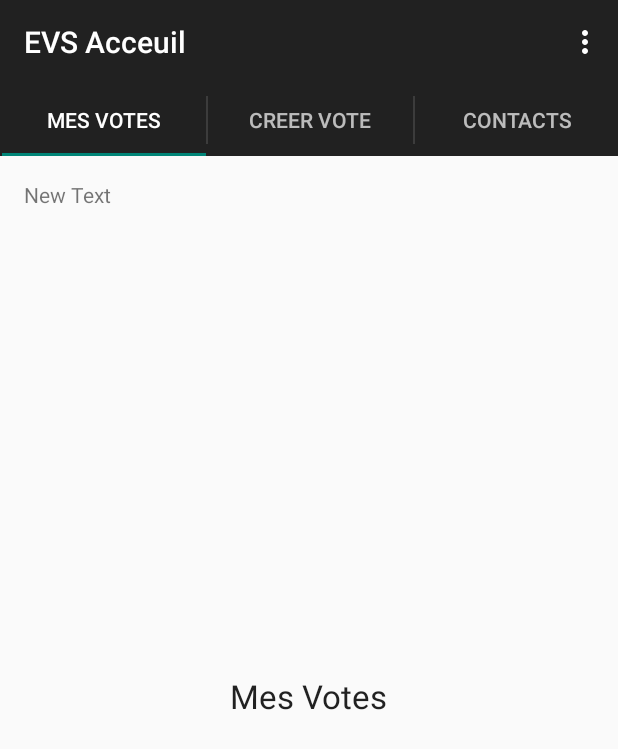
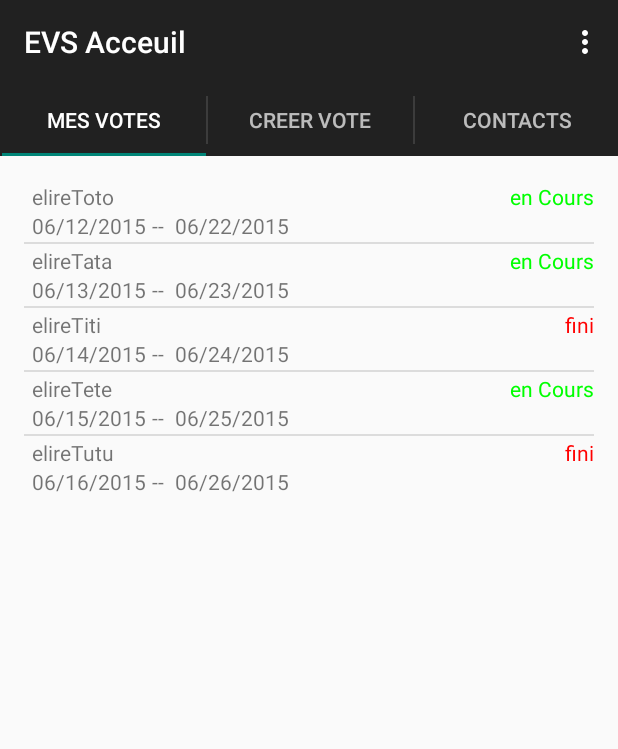
Before and after one commit to Smaylis13/ProjetM1, an Android app: the CHubMyVotesFragment screen opened directly, with no data from a screen before it, on a phone screen of 412 x 824 dp. Shown: the top 749 px of the screen. Run offline under Robolectric (Android 15) with nearby library versions, the phone set to English and light mode, and no system bars.

Commit message:
interface Mes Votes close #1402

```diff
--- a/Android/G3Vote/app/src/main/java/fr/univtln/m1dapm/g3/g3vote/Entite/CVote.java
+++ b/Android/G3Vote/app/src/main/java/fr/univtln/m1dapm/g3/g3vote/Entite/CVote.java
@@ -1,6 +1,11 @@
 package fr.univtln.m1dapm.g3.g3vote.Entite;
 
+import java.text.DateFormat;
+import java.text.SimpleDateFormat;
+import java.util.ArrayList;
+import java.util.Calendar;
 import java.util.Date;
+import java.util.GregorianCalendar;
 import java.util.List;
 
 /**
@@ -14,7 +19,7 @@ public class CVote {
 
     private String mDescription;
 
-    private int mStatut;
+    private boolean mStatut;
 
     private List<CRegle> mListRegle;
 
@@ -22,15 +27,78 @@ public class CVote {
 
     private List <CCandidat> mListCandidat;
 
-    private Date mDebut;
+    private GregorianCalendar mDebut;
 
-    private Date mFin;
+    private GregorianCalendar mFin;
+
+    private Date beginDate;
+    private Date endDate;
+
+    public Date getBeginDate() {
+        return beginDate;
+    }
+
+    public void setBeginDate(Date beginDate) {
+        this.beginDate = beginDate;
+    }
+
+    public Date getEndDate() {
+        return endDate;
+    }
+
+    public void setEndDate(Date endDate) {
+        this.endDate = endDate;
+    }
 
     private CResultat mResultat;
 
     public CVote(int mIdVote, String mNom) {
         this.mIdVote = mIdVote;
         this.mNom = mNom;
+    }
+    public CVote(int mIdVote, String mNom, boolean mStatut, GregorianCalendar mDebut, GregorianCalendar mFin){
+        this(mIdVote,mNom);
+        this.mStatut=mStatut;
+        this.mDebut=mDebut;
+        this.mFin=mFin;
+    }
+
+    public CVote(int mIdVote, String mNom, boolean mStatut, Date debut, Date fin){
+        this(mIdVote,mNom);
+        this.mStatut=mStatut;
+        this.beginDate = debut;
+        this.endDate = fin;
+    }
+    public String getmNom() {
+        return mNom;
+    }
+
+    public void setmNom(String mNom) {
+        this.mNom = mNom;
+    }
+
+    public boolean getmStatut() {
+        return mStatut;
+    }
+
+    public void setmStatut(boolean mStatut) {
+        this.mStatut = mStatut;
+    }
+
+    public GregorianCalendar getmDebut() {
+        return mDebut;
+    }
+
+    public void setmDebut(GregorianCalendar mDebut) {
+        this.mDebut = mDebut;
+    }
+
+    public GregorianCalendar getmFin() {
+        return mFin;
+    }
+
+    public void setmFin(GregorianCalendar mFin) {
+        this.mFin = mFin;
     }
 
     public List<CCandidat> getListCandidat() {
@@ -44,4 +112,34 @@ public class CVote {
     public List<CRegle> getRegles() {
         return mListRegle;
     }
+
+    public static ArrayList<CVote> getAListOfVote() {
+        ArrayList<CVote> listVote = new ArrayList<CVote>();//GregorianCalendar (int year, int month, int day)
+
+        // Create an instance of SimpleDateFormat used for formatting
+// the string representation of date (month/day/year)
+        DateFormat df = new SimpleDateFormat("MM/dd/yyyy HH:mm:ss");
+
+// Get the date today using Calendar object.
+        Date d1 = new Date(2015-1900,05,12);
+        Date d2 = new Date(2015-1900,05,22);
+        Date d3 = new Date(2015-1900,05,13);
+        Date d4 = new Date(2015-1900,05,23);
+        Date d5 = new Date(2015-1900,05,14);
+        Date d6 = new Date(2015-1900,05,24);
+        Date d7 = new Date(2015-1900,05,15);
+        Date d8 = new Date(2015-1900,05,25);
+        Date d9 = new Date(2015-1900,05,16);
+        Date d10 = new Date(2015-1900,05,26);
+// Using DateFormat format method we can create a string
+// representation of a date with the defined format.
+
+
+        listVote.add(new CVote(1,"elireToto",true,d1,d2));
+        listVote.add(new CVote(2,"elireTata",true,d3,d4));
+        listVote.add(new CVote(3,"elireTiti",false,d5,d6));
+        listVote.add(new CVote(4,"elireTete",true,d7,d8));
+        listVote.add(new CVote(5,"elireTutu",false,d9,d10));
+        return listVote;
+    }
 }
--- a/Android/G3Vote/app/src/main/java/fr/univtln/m1dapm/g3/g3vote/Interface/CHubCreateVoteFragment.java
+++ b/Android/G3Vote/app/src/main/java/fr/univtln/m1dapm/g3/g3vote/Interface/CHubCreateVoteFragment.java
@@ -60,13 +60,13 @@ public class CHubCreateVoteFragment extends Fragment {
                 switch (position)
                 {
                     case 0:
-                        text.setText("le vote STV sert a blablabla");
+                        text.setText(getString(R.string.stvDescription));
                         break;
                     case 1:
-                        text.setText("le vote KY sert a blablabl");
+                        text.setText(getString(R.string.kemenyYoungDescription));
                         break;
                     case 2:
-                        text.setText(" le vote JM sert a blablabla");
+                        text.setText(getString(R.string.jugementMajorityDescription));
                         break;
                     default:
                         break;
--- a/Android/G3Vote/app/src/main/java/fr/univtln/m1dapm/g3/g3vote/Interface/CHubMyVotesFragment.java
+++ b/Android/G3Vote/app/src/main/java/fr/univtln/m1dapm/g3/g3vote/Interface/CHubMyVotesFragment.java
@@ -5,7 +5,12 @@ import android.support.v4.app.Fragment;
 import android.view.LayoutInflater;
 import android.view.View;
 import android.view.ViewGroup;
+import android.widget.ListView;
 
+import java.util.ArrayList;
+
+import fr.univtln.m1dapm.g3.g3vote.Entite.CUser;
+import fr.univtln.m1dapm.g3.g3vote.Entite.CVote;
 import fr.univtln.m1dapm.g3.g3vote.R;
 
 /**
@@ -44,6 +49,17 @@ public class CHubMyVotesFragment extends Fragment {
     public View onCreateView(LayoutInflater inflater, ViewGroup container,
                              Bundle savedInstanceState) {
         View rootView = inflater.inflate(R.layout.fragment_chub_myvote, container, false);
+        //Récupération du composant ListView
+        ListView list = (ListView)rootView.findViewById(R.id.lListViewMyVote);
+
+        //Récupération de la liste des personnes
+        ArrayList<CVote> listVote = CVote.getAListOfVote();
+
+        //Création et initialisation de l'Adapter pour les personnes
+        CVoteAdapter adapter = new CVoteAdapter(rootView.getContext(), listVote);
+
+        //Initialisation de la liste avec les données
+        list.setAdapter(adapter);
         return rootView;
     }
 }
--- a/Android/G3Vote/app/src/main/java/fr/univtln/m1dapm/g3/g3vote/Interface/CSubActivity.java
+++ b/Android/G3Vote/app/src/main/java/fr/univtln/m1dapm/g3/g3vote/Interface/CSubActivity.java
@@ -60,7 +60,7 @@ public class CSubActivity extends AppCompatActivity {
             startActivity(intent);
         }
         else{
-            Toast.makeText(this,"tous les champs ne sont pas remplis",Toast.LENGTH_SHORT).show();
+            Toast.makeText(this,getString(R.string.subValidateErrorMessage),Toast.LENGTH_SHORT).show();
         }
     }
 }
--- /dev/null
+++ b/Android/G3Vote/app/src/main/java/fr/univtln/m1dapm/g3/g3vote/Interface/CVoteAdapter.java
@@ -0,0 +1,92 @@
+package fr.univtln.m1dapm.g3.g3vote.Interface;
+
+import android.content.Context;
+import android.graphics.Color;
+import android.view.LayoutInflater;
+import android.view.View;
+import android.view.ViewGroup;
+import android.widget.BaseAdapter;
+import android.widget.RelativeLayout;
+import android.widget.TextView;
+
+import java.text.DateFormat;
+import java.text.SimpleDateFormat;
+import java.util.List;
+
+import fr.univtln.m1dapm.g3.g3vote.Entite.CVote;
+import fr.univtln.m1dapm.g3.g3vote.R;
+
+/**
+ * Created by chris on 18/05/15.
+ */
+public class CVoteAdapter extends BaseAdapter {
+
+    //A list of vote
+    private List<CVote> mListVote;
+    //le contexte dans lequel est présent notre adapter
+    private Context mContext;
+    //Un mécanisme pour gérer l'affichage graphique depuis un layout XML
+    private LayoutInflater mInflater;
+
+    //constructeur
+    public CVoteAdapter(Context context, List<CVote> listVote){
+        this.mContext = context;
+        this.mListVote = listVote;
+        this.mInflater = LayoutInflater.from(mContext);
+    }
+
+    @Override
+    public int getCount() {
+        return mListVote.size();
+    }
+
+    @Override
+    public Object getItem(int position) {
+        return mListVote.get(position);
+    }
+
+    @Override
+    public long getItemId(int position) {
+        return position;
+    }
+
+    @Override
+    public View getView(int position, View convertView, ViewGroup parent) {
+        RelativeLayout layoutItem;
+        //re-use of layout
+        if (convertView == null) {
+            //Initialisation de notre item à partir du  layout XML "personne_layout.xml"
+            layoutItem = (RelativeLayout) mInflater.inflate(R.layout.vote_layout, parent, false);
+        } else {
+            layoutItem = (RelativeLayout) convertView;
+        }
+
+        //(2) : Récupération des TextView de notre layout
+        TextView ltv_voteName = (TextView)layoutItem.findViewById(R.id.lTV_voteName);
+        TextView ltv_voteStatus = (TextView)layoutItem.findViewById(R.id.lTV_voteStatus);
+        TextView ltv_beginDate = (TextView)layoutItem.findViewById(R.id.lTV_beginDate);
+        TextView ltv_endDate = (TextView)layoutItem.findViewById(R.id.lTV_endDate);
+
+
+        //(3) : Renseignement des valeurs
+        ltv_voteName.setText(mListVote.get(position).getmNom());
+        if (mListVote.get(position).getmStatut()){
+            ltv_voteStatus.setText("en Cours");
+            ltv_voteStatus.setTextColor(Color.parseColor("green"));
+        }
+        else{
+            ltv_voteStatus.setText("fini");
+            ltv_voteStatus.setTextColor(Color.parseColor("red"));
+        }
+
+        //ltv_beginDate.setText(mListVote.get(position).getmDebut().getGregorianChange().toString());
+        //ltv_endDate.setText(mListVote.get(position).getmFin().getGregorianChange().toString());
+        DateFormat df = new SimpleDateFormat("MM/dd/yyyy");//new DateTime( currentDate ).toString("yyyy-MM-dd HH:mm:ss")
+        ltv_beginDate.setText(df.format(mListVote.get(position).getBeginDate()));
+        ltv_endDate.setText(df.format(mListVote.get(position).getEndDate()));
+
+
+        //On retourne l'item créé.
+        return layoutItem;
+    }
+}
--- a/Android/G3Vote/app/src/main/res/layout/fragment_chub_myvote.xml
+++ b/Android/G3Vote/app/src/main/res/layout/fragment_chub_myvote.xml
@@ -6,30 +6,10 @@
     android:paddingBottom="@dimen/activity_vertical_margin"
     tools:context="fr.univtln.chemon682.testuig3.CHubActivity$MyVotesFragment">
 
-    <TextView android:id="@+id/section_label" android:layout_width="wrap_content"
-        android:layout_height="wrap_content" />
-
-    <TextView
-        android:layout_width="wrap_content"
-        android:layout_height="wrap_content"
-        android:textAppearance="?android:attr/textAppearanceLarge"
-        android:text="@string/hubText2"
-        android:id="@+id/textView"
-        android:layout_centerVertical="true"
-        android:layout_centerHorizontal="true" />
-
-    <TextView
-        android:layout_width="wrap_content"
-        android:layout_height="wrap_content"
-        android:text="New Text"
-        android:id="@+id/textView2"
-        android:layout_alignTop="@+id/section_label"
-        android:layout_alignParentLeft="true"
-        android:layout_alignParentStart="true"
-        android:layout_alignParentRight="true"
-        android:layout_alignParentEnd="true"
-        android:clickable="true"
-        />
+    <ListView android:id="@+id/lListViewMyVote"
+        android:layout_width="fill_parent"
+        android:layout_height="wrap_content">
+    </ListView>
 
 
 </RelativeLayout>
--- /dev/null
+++ b/Android/G3Vote/app/src/main/res/layout/vote_layout.xml
@@ -0,0 +1,65 @@
+<?xml version="1.0" encoding="utf-8"?>
+<RelativeLayout xmlns:android="http://schemas.android.com/apk/res/android"
+    android:layout_width="fill_parent"
+    android:layout_height="wrap_content">
+
+    <LinearLayout xmlns:android="http://schemas.android.com/apk/res/android"
+        android:orientation="horizontal"
+        android:layout_width="fill_parent"
+        android:layout_height="wrap_content"
+        android:layout_marginTop="1dp"
+        android:id="@+id/lLL_vote">
+
+        <TextView
+            android:text="Nom du vote"
+            android:id="@+id/lTV_voteName"
+            android:layout_marginLeft="5dp"
+            android:layout_width="wrap_content"
+            android:layout_height="wrap_content"
+            />
+
+
+        <TextView
+            android:text="status"
+            android:id="@+id/lTV_voteStatus"
+            android:layout_width="fill_parent"
+            android:layout_height="wrap_content"
+            android:gravity="right" />
+
+    </LinearLayout>
+
+    <LinearLayout xmlns:android="http://schemas.android.com/apk/res/android"
+        android:orientation="horizontal"
+        android:layout_width="match_parent"
+        android:layout_height="wrap_content"
+        android:layout_marginBottom="1dp"
+        android:layout_below="@id/lLL_vote"
+        android:id="@+id/linearLayout">
+
+        <TextView
+            android:text="Date Début"
+            android:id="@+id/lTV_beginDate"
+            android:layout_marginLeft="5dp"
+            android:layout_marginRight="2dp"
+            android:layout_width="wrap_content"
+            android:layout_height="wrap_content">
+        </TextView>
+        <TextView
+            android:layout_width="wrap_content"
+            android:layout_height="wrap_content"
+            android:text="--"
+            android:layout_marginLeft="2dp"
+            android:layout_marginRight="2dp"/>
+        <TextView
+            android:text="Date Fin"
+            android:id="@+id/lTV_endDate"
+            android:layout_marginLeft="5dp"
+            android:layout_width="wrap_content"
+            android:layout_height="wrap_content">
+        </TextView>
+
+    </LinearLayout>
+
+
+
+</RelativeLayout>
--- a/Android/G3Vote/app/src/main/res/values/strings.xml
+++ b/Android/G3Vote/app/src/main/res/values/strings.xml
@@ -29,10 +29,11 @@
     <string name="title_activity_gg">gg</string>
     <string name="validationText">Valider</string>
 
+    <string name="subValidateErrorMessage">Tous les champs ne sont pas remplis</string>
     <!-- description des votes -->
-    <string name="sTV">le vote STV sert a blablabla</string>
-    <string name="kemenyYoung">le vote KY sert a blablabla</string>
-    <string name="jugementMajority">le vote JM sert a blablabla</string>
+    <string name="stvDescription">le vote STV sert a blablabla</string>
+    <string name="kemenyYoungDescription">le vote KY sert a blablabla</string>
+    <string name="jugementMajorityDescription">le vote JM sert a blablabla</string>
     <string name="userFirstNameInputHint">Prénom</string>
     <string name="userLastNameInputHint">Nom de famille</string>
 </resources>
```
Also changed, not shown: 1 other file.
